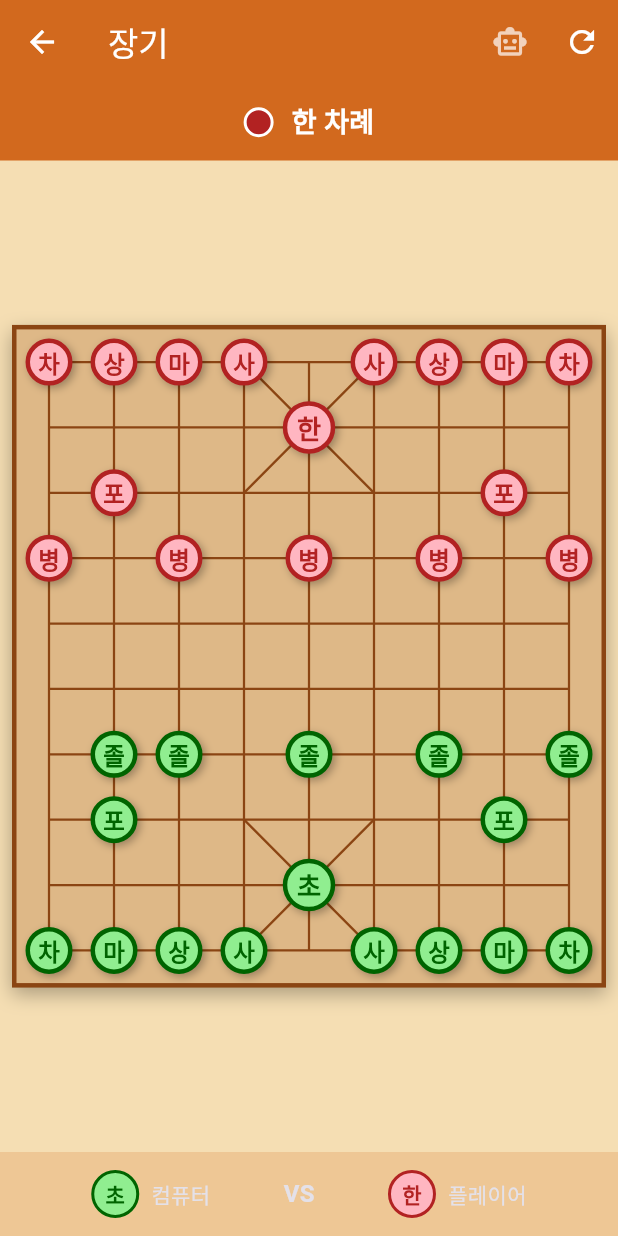
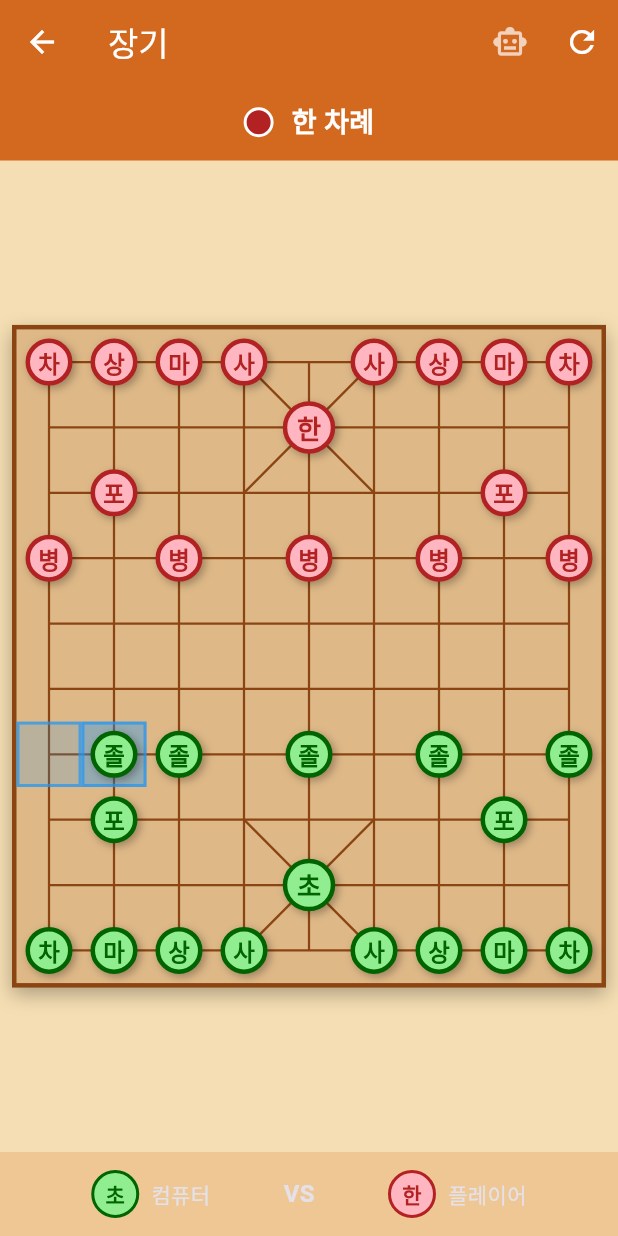
Before and after one commit to mhpark03/games, a Flutter app: the JanggiScreen screen opened directly with empty values, after a tap on "상마", after a tap on "게임 시작", on a phone screen of 412 x 824 dp. Run offline on Flutter 3.47's test engine with Material 3 defaults, Android fonts, the phone set to English and light mode, and no system bars; our stand-ins replace shared_preferences; accounts and stored records are empty.

Commit message:
장기: 마지막 이동 위치 표시
- 마지막 이동의 출발/도착 위치를 파란색으로 강조 표시
- 도착 위치는 진한 파란색, 출발 위치는 연한 파란색
- 게임 저장/로드 시 마지막 이동 위치 유지

```diff
--- a/lib/games/janggi/janggi_screen.dart
+++ b/lib/games/janggi/janggi_screen.dart
@@ -94,6 +94,12 @@ class _JanggiScreenState extends State<JanggiScreen> {
   bool isThinking = false;
   bool isInCheck = false; // 현재 턴 플레이어가 장군 상태인지
 
+  // 마지막 이동 위치 표시
+  int? lastMoveFromRow;
+  int? lastMoveFromCol;
+  int? lastMoveToRow;
+  int? lastMoveToCol;
+
   // Gemini AI 설정
   String? geminiApiKey;
   GeminiService? geminiService;
@@ -179,6 +185,10 @@ class _JanggiScreenState extends State<JanggiScreen> {
       'choRightPosition': choRightPosition.index,
       'hanLeftPosition': hanLeftPosition.index,
       'hanRightPosition': hanRightPosition.index,
+      'lastMoveFromRow': lastMoveFromRow,
+      'lastMoveFromCol': lastMoveFromCol,
+      'lastMoveToRow': lastMoveToRow,
+      'lastMoveToCol': lastMoveToCol,
     };
 
     await GameSaveService.saveGame('janggi', gameState);
@@ -209,6 +219,10 @@ class _JanggiScreenState extends State<JanggiScreen> {
     choRightPosition = MaSangPosition.values[gameState['choRightPosition'] as int? ?? 0];
     hanLeftPosition = MaSangPosition.values[gameState['hanLeftPosition'] as int? ?? 0];
     hanRightPosition = MaSangPosition.values[gameState['hanRightPosition'] as int? ?? 0];
+    lastMoveFromRow = gameState['lastMoveFromRow'] as int?;
+    lastMoveFromCol = gameState['lastMoveFromCol'] as int?;
+    lastMoveToRow = gameState['lastMoveToRow'] as int?;
+    lastMoveToCol = gameState['lastMoveToCol'] as int?;
 
     setState(() {
       isSetupPhase = false;
@@ -1350,6 +1364,12 @@ class _JanggiScreenState extends State<JanggiScreen> {
     board[toRow][toCol] = board[fromRow][fromCol];
     board[fromRow][fromCol] = null;
 
+    // 마지막 이동 위치 저장
+    lastMoveFromRow = fromRow;
+    lastMoveFromCol = fromCol;
+    lastMoveToRow = toRow;
+    lastMoveToCol = toCol;
+
     // 궁 잡힘 체크
     if (capturedPiece?.type == JanggiPieceType.gung) {
       isGameOver = true;
@@ -1995,6 +2015,10 @@ class _JanggiScreenState extends State<JanggiScreen> {
       isThinking = false;
       isInCheck = false;
       isSetupPhase = true;
+      lastMoveFromRow = null;
+      lastMoveFromCol = null;
+      lastMoveToRow = null;
+      lastMoveToCol = null;
     });
 
     // 마상 배치 선택 다이얼로그 다시 표시
@@ -2443,14 +2467,26 @@ class _JanggiScreenState extends State<JanggiScreen> {
     final isSelected = selectedRow == row && selectedCol == col;
     final isValidMove =
         validMoves?.any((m) => m[0] == row && m[1] == col) ?? false;
+    final isLastMoveFrom = lastMoveFromRow == row && lastMoveFromCol == col;
+    final isLastMoveTo = lastMoveToRow == row && lastMoveToCol == col;
+
+    Color? bgColor;
+    if (isSelected) {
+      bgColor = Colors.yellow.withAlpha(128);
+    } else if (isValidMove) {
+      bgColor = Colors.green.withAlpha(77);
+    } else if (isLastMoveTo) {
+      bgColor = Colors.blue.withAlpha(100);
+    } else if (isLastMoveFrom) {
+      bgColor = Colors.blue.withAlpha(50);
+    }
 
     return Container(
       decoration: BoxDecoration(
-        color: isSelected
-            ? Colors.yellow.withAlpha(128)
-            : isValidMove
-                ? Colors.green.withAlpha(77)
-                : Colors.transparent,
+        color: bgColor ?? Colors.transparent,
+        border: (isLastMoveFrom || isLastMoveTo) && !isSelected && !isValidMove
+            ? Border.all(color: Colors.blue.withAlpha(180), width: 2)
+            : null,
       ),
       child: Center(
         child: piece != null
```
